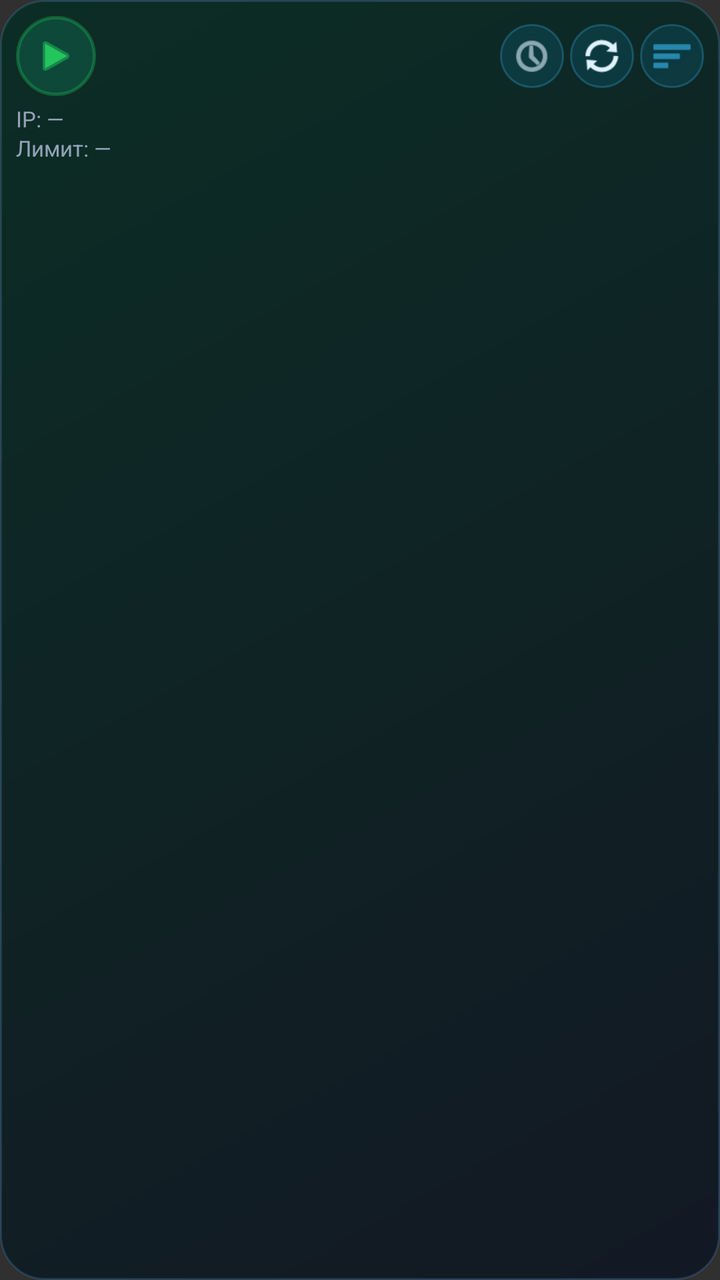
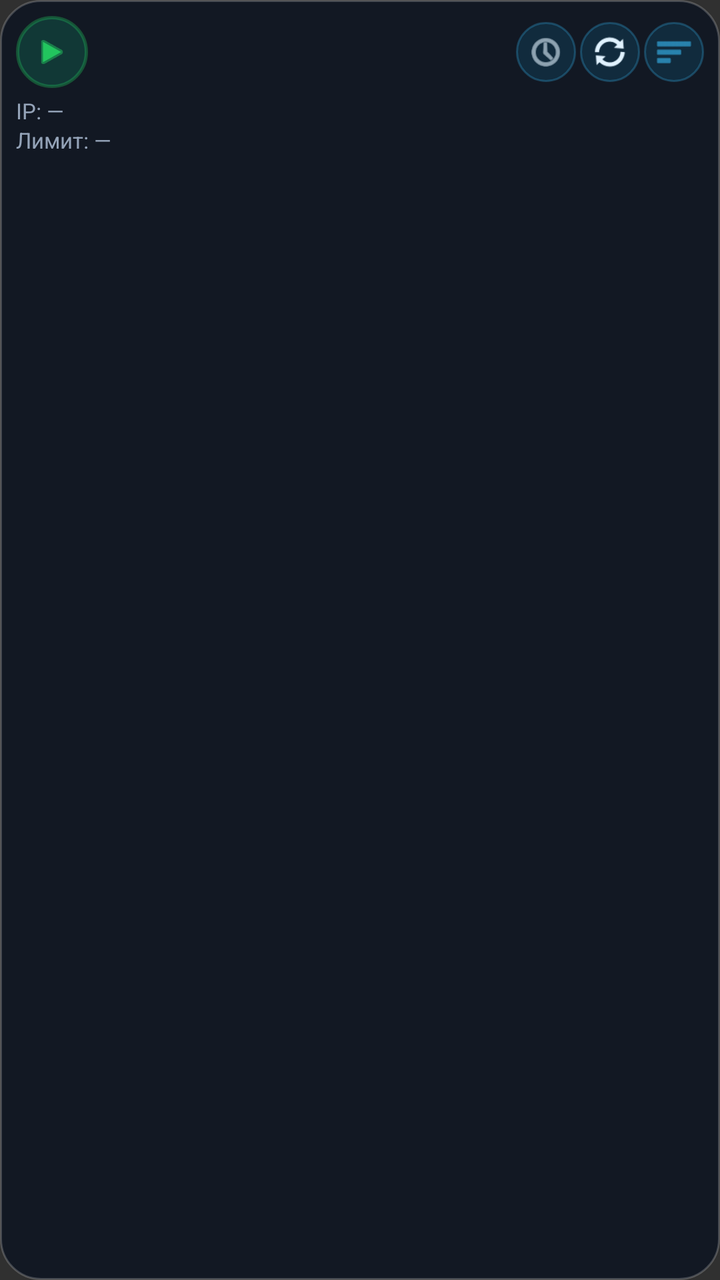

Screens rendered from an Android XML layout before and after an edit, with the pre-edit source and the edit as a unified diff.
<!-- AndroidManifest.xml: application theme Theme.VpEgs -->
<!-- res/layout/widget_2x3.xml -->
<?xml version="1.0" encoding="utf-8"?>
<LinearLayout xmlns:android="http://schemas.android.com/apk/res/android"
    android:id="@+id/widget_root"
    android:layout_width="match_parent"
    android:layout_height="match_parent"
    android:orientation="vertical"
    android:padding="8dp"
    android:background="@drawable/widget_bg">

    <LinearLayout
        android:layout_width="match_parent"
        android:layout_height="wrap_content"
        android:orientation="horizontal"
        android:gravity="center_vertical">

        <FrameLayout
            android:id="@+id/btn_toggle"
            android:clickable="true"
            android:focusable="true"
            android:layout_width="40dp"
            android:layout_height="40dp"
            android:background="@drawable/widget_btn_circle">
            <ImageView
                android:id="@+id/icon_power"
                android:layout_width="22dp"
                android:layout_height="22dp"
                android:layout_gravity="center"
                android:src="@android:drawable/ic_media_play"
                android:tint="#22C55E" />
        </FrameLayout>

        <LinearLayout
            android:layout_width="0dp"
            android:layout_height="wrap_content"
            android:layout_weight="1"
            android:orientation="vertical"
            android:paddingStart="8dp">
            <TextView
                android:id="@+id/txt_country"
                android:layout_width="match_parent"
                android:layout_height="wrap_content"
                android:textColor="#E0F2FE"
                android:textSize="13sp"
                android:textStyle="bold"
                android:maxLines="1"
                android:ellipsize="end" />
            <TextView
                android:id="@+id/txt_ping"
                android:layout_width="match_parent"
                android:layout_height="wrap_content"
                android:textColor="#7DD3FC"
                android:textSize="11sp"
                android:maxLines="1" />
        </LinearLayout>

        <ImageView android:id="@+id/btn_ping" android:layout_width="32dp" android:layout_height="32dp"
            android:padding="5dp" android:clickable="true" android:focusable="true"
            android:src="@android:drawable/ic_menu_recent_history" android:background="@drawable/widget_btn_small" android:tint="#E0F2FE" />
        <ImageView android:id="@+id/btn_refresh" android:layout_width="32dp" android:layout_height="32dp"
            android:layout_marginStart="3dp" android:padding="5dp" android:clickable="true" android:focusable="true"
            android:src="@android:drawable/ic_popup_sync" android:background="@drawable/widget_btn_small" android:tint="#E0F2FE" />
        <ImageView android:id="@+id/btn_best" android:layout_width="32dp" android:layout_height="32dp"
            android:layout_marginStart="3dp" android:padding="5dp" android:clickable="true" android:focusable="true"
            android:src="@android:drawable/ic_menu_sort_by_size" android:background="@drawable/widget_btn_small" android:tint="#38BDF8" />
    </LinearLayout>

    <TextView
        android:id="@+id/txt_ip"
        android:layout_width="match_parent"
        android:layout_height="wrap_content"
        android:layout_marginTop="4dp"
        android:text="IP: —"
        android:textColor="#94A3B8"
        android:textSize="11sp"
        android:maxLines="1" />
    <TextView
        android:id="@+id/txt_limit"
        android:layout_width="match_parent"
        android:layout_height="wrap_content"
        android:text="Лимит: —"
        android:textColor="#94A3B8"
        android:textSize="11sp"
        android:maxLines="1" />
</LinearLayout>
<!-- resources referenced by this layout -->
<resources>
  <!-- drawable widget_bg (drawable) -->
  <?xml version="1.0" encoding="utf-8"?>
  <shape xmlns:android="http://schemas.android.com/apk/res/android"
      android:shape="rectangle">
      <gradient
          android:startColor="#CC0B1220"
          android:endColor="#CC022C22"
          android:angle="135" />
      <corners android:radius="22dp" />
      <stroke
          android:width="1dp"
          android:color="#3340A0F0" />
  </shape>
  <!-- drawable widget_btn_circle (drawable) -->
  <?xml version="1.0" encoding="utf-8"?>
  <shape xmlns:android="http://schemas.android.com/apk/res/android"
      android:shape="oval">
      <solid android:color="#3310B981" />
      <stroke android:width="1.5dp" android:color="#5522C55E" />
  </shape>
  <!-- drawable widget_btn_small (drawable) -->
  <?xml version="1.0" encoding="utf-8"?>
  <shape xmlns:android="http://schemas.android.com/apk/res/android"
      android:shape="oval">
      <solid android:color="#220EA5E9" />
      <stroke android:width="1dp" android:color="#4438BDF8" />
  </shape>
  <style name="Theme.VpEgs" parent="android:Theme.Material.NoActionBar">
          <item name="android:statusBarColor">@android:color/transparent</item>
          <item name="android:navigationBarColor">@android:color/transparent</item>
          <item name="android:windowLightStatusBar">false</item>
      </style>
</resources>

<!-- the commit's change to res/layout/widget_2x3.xml (unified diff, before → after) -->
@@ -2,7 +2,7 @@
 <LinearLayout xmlns:android="http://schemas.android.com/apk/res/android"
     android:id="@+id/widget_root"
     android:layout_width="match_parent"
-    android:layout_height="match_parent"
+    android:layout_height="wrap_content"
     android:orientation="vertical"
     android:padding="8dp"
     android:background="@drawable/widget_bg">
@@ -17,13 +17,13 @@
             android:id="@+id/btn_toggle"
             android:clickable="true"
             android:focusable="true"
-            android:layout_width="40dp"
-            android:layout_height="40dp"
+            android:layout_width="36dp"
+            android:layout_height="36dp"
             android:background="@drawable/widget_btn_circle">
             <ImageView
                 android:id="@+id/icon_power"
-                android:layout_width="22dp"
-                android:layout_height="22dp"
+                android:layout_width="18dp"
+                android:layout_height="18dp"
                 android:layout_gravity="center"
                 android:src="@android:drawable/ic_media_play"
                 android:tint="#22C55E" />
@@ -40,7 +40,7 @@
                 android:layout_width="match_parent"
                 android:layout_height="wrap_content"
                 android:textColor="#E0F2FE"
-                android:textSize="13sp"
+                android:textSize="12sp"
                 android:textStyle="bold"
                 android:maxLines="1"
                 android:ellipsize="end" />
@@ -49,18 +49,18 @@
                 android:layout_width="match_parent"
                 android:layout_height="wrap_content"
                 android:textColor="#7DD3FC"
-                android:textSize="11sp"
+                android:textSize="10sp"
                 android:maxLines="1" />
         </LinearLayout>
 
-        <ImageView android:id="@+id/btn_ping" android:layout_width="32dp" android:layout_height="32dp"
+        <ImageView android:id="@+id/btn_ping" android:layout_width="30dp" android:layout_height="30dp"
             android:padding="5dp" android:clickable="true" android:focusable="true"
             android:src="@android:drawable/ic_menu_recent_history" android:background="@drawable/widget_btn_small" android:tint="#E0F2FE" />
-        <ImageView android:id="@+id/btn_refresh" android:layout_width="32dp" android:layout_height="32dp"
-            android:layout_marginStart="3dp" android:padding="5dp" android:clickable="true" android:focusable="true"
+        <ImageView android:id="@+id/btn_refresh" android:layout_width="30dp" android:layout_height="30dp"
+            android:layout_marginStart="2dp" android:padding="5dp" android:clickable="true" android:focusable="true"
             android:src="@android:drawable/ic_popup_sync" android:background="@drawable/widget_btn_small" android:tint="#E0F2FE" />
-        <ImageView android:id="@+id/btn_best" android:layout_width="32dp" android:layout_height="32dp"
-            android:layout_marginStart="3dp" android:padding="5dp" android:clickable="true" android:focusable="true"
+        <ImageView android:id="@+id/btn_best" android:layout_width="30dp" android:layout_height="30dp"
+            android:layout_marginStart="2dp" android:padding="5dp" android:clickable="true" android:focusable="true"
             android:src="@android:drawable/ic_menu_sort_by_size" android:background="@drawable/widget_btn_small" android:tint="#38BDF8" />
     </LinearLayout>
 
@@ -72,7 +72,8 @@
         android:text="IP: —"
         android:textColor="#94A3B8"
         android:textSize="11sp"
-        android:maxLines="1" />
+        android:maxLines="1"
+        android:ellipsize="end" />
     <TextView
         android:id="@+id/txt_limit"
         android:layout_width="match_parent"
@@ -80,5 +81,6 @@
         android:text="Лимит: —"
         android:textColor="#94A3B8"
         android:textSize="11sp"
-        android:maxLines="1" />
+        android:maxLines="1"
+        android:ellipsize="end" />
 </LinearLayout>
<!-- resource entries referenced after the edit -->
@@ -2,16 +2,10 @@
 <resources>
   <!-- drawable widget_bg (drawable) -->
   <?xml version="1.0" encoding="utf-8"?>
-  <shape xmlns:android="http://schemas.android.com/apk/res/android"
-      android:shape="rectangle">
-      <gradient
-          android:startColor="#CC0B1220"
-          android:endColor="#CC022C22"
-          android:angle="135" />
-      <corners android:radius="22dp" />
-      <stroke
-          android:width="1dp"
-          android:color="#3340A0F0" />
+  <shape xmlns:android="http://schemas.android.com/apk/res/android" android:shape="rectangle">
+      <solid android:color="#CC0B1220" />
+      <corners android:radius="20dp" />
+      <stroke android:width="1dp" android:color="#33FFFFFF" />
   </shape>
   <!-- drawable widget_btn_circle (drawable) -->
   <?xml version="1.0" encoding="utf-8"?>
